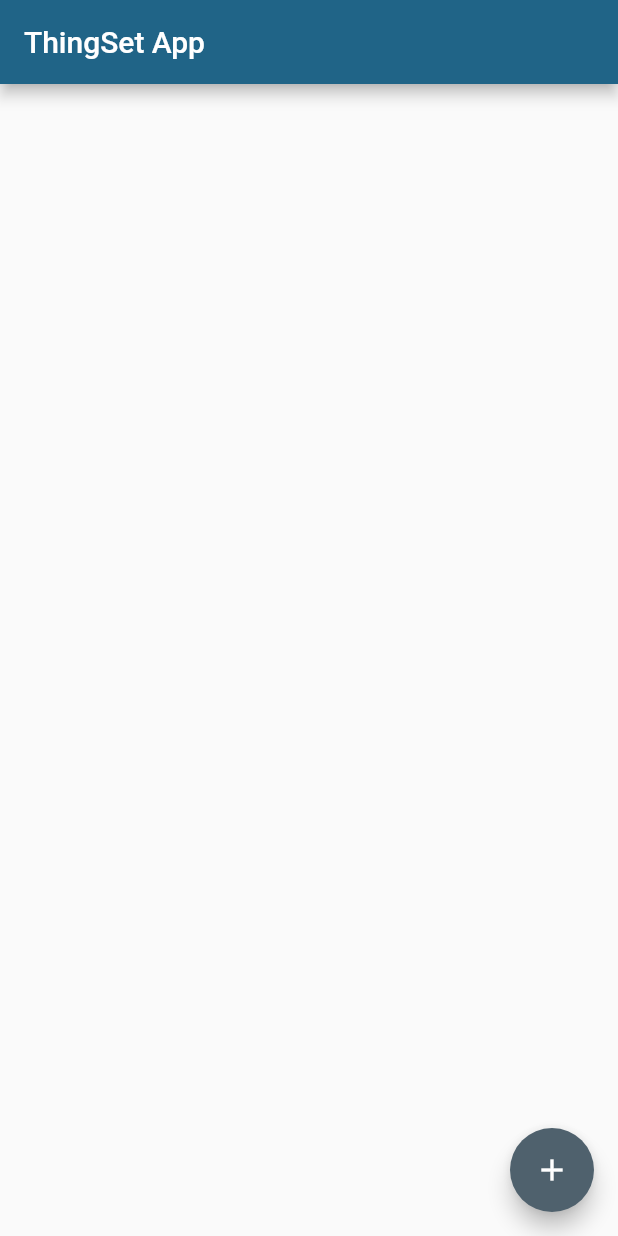
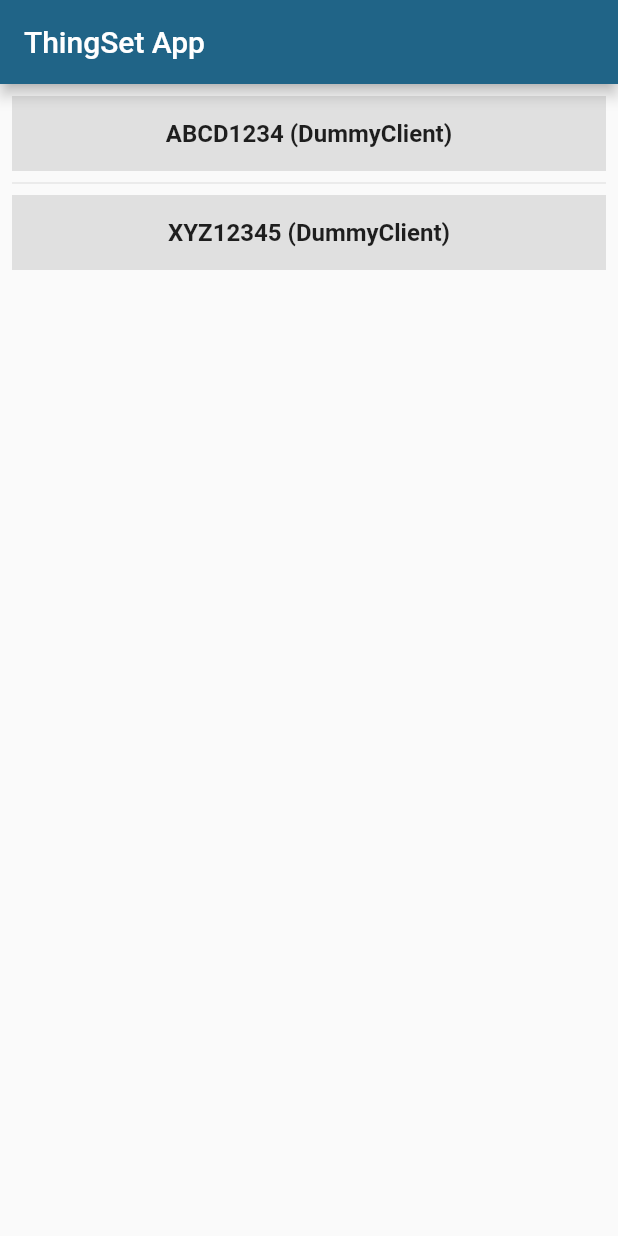
Before and after one commit to ThingSet/thingset-app, a Flutter app: the screen it shows after launch, on a phone screen of 412 x 824 dp. Run offline on Flutter 3.47's test engine with Material 2 defaults, Android fonts, the phone set to English and light mode, and no system bars; our stand-ins replace go_router; missing offline and left inert: window_size.

Commit message:
Use router to provide node ID to node screen

```diff
--- a/lib/clients/thingset.dart
+++ b/lib/clients/thingset.dart
@@ -13,6 +13,8 @@ abstract class ThingSetClient {
   Future<String> request(String msg);
   // Disconnect from the node
   Future<void> disconnect();
+  // List all connected nodes
+  List<String> listNodes();
 }
 
 class DummyClient extends ThingSetClient {
@@ -32,4 +34,9 @@ class DummyClient extends ThingSetClient {
   Future<void> disconnect() async {
     throw Exception('Dummy client. Not possible to disconnect.');
   }
+
+  @override
+  List<String> listNodes() {
+    return ["ABCD1234", "XYZ12345"];
+  }
 }
--- a/lib/main.dart
+++ b/lib/main.dart
@@ -41,8 +41,8 @@ final _router = GoRouter(
       builder: (context, state) => const HomeScreen(),
       routes: [
         GoRoute(
-          path: 'node',
-          builder: (context, state) => const NodeScreen(),
+          path: 'node/:id',
+          builder: (context, state) => NodeScreen(nodeId: state.params['id']!),
         ),
       ],
     ),
--- a/lib/models/connections.dart
+++ b/lib/models/connections.dart
@@ -15,13 +15,21 @@ class NodeConnection {
 
 class ConnectionsModel extends ChangeNotifier {
   final List<NodeConnection> _nodes = [];
+  final List<ThingSetClient> _clients = [];
 
   get nodes => _nodes;
 
   get count => _nodes.length;
 
-  void add(String item) {
-    _nodes.add(NodeConnection(item, DummyClient("DummyClient")));
+  ConnectionsModel() {
+    final dummy = DummyClient("DummyClient");
+    _clients.add(dummy);
+
+    for (final client in _clients) {
+      for (final node in client.listNodes()) {
+        _nodes.add(NodeConnection(node, client));
+      }
+    }
     notifyListeners();
   }
 }
--- a/lib/screens/home.dart
+++ b/lib/screens/home.dart
@@ -9,25 +9,13 @@ class HomeScreen extends StatelessWidget {
 
   const HomeScreen({super.key});
 
-  void addNode(BuildContext context) {
-    Provider.of<ConnectionsModel>(context, listen: false).add('test');
-  }
-
   @override
   Widget build(BuildContext context) {
-    var nodes = Provider.of<ConnectionsModel>(context).nodes;
     return Scaffold(
       appBar: AppBar(
         title: Text(title),
       ),
       body: const Center(child: NodesList()),
-      floatingActionButton: FloatingActionButton(
-        onPressed: () {
-          addNode(context);
-        },
-        tooltip: 'Increment',
-        child: const Icon(Icons.add),
-      ),
     );
   }
 }
@@ -42,9 +30,7 @@ class NodesList extends StatelessWidget {
       padding: const EdgeInsets.all(8),
       itemCount: nodes.length,
       itemBuilder: (BuildContext context, int index) {
-        return NodeItem(
-            label:
-                nodes[index].nodeId + ' (' + nodes[index].connector.type + ')');
+        return NodeItem(node: nodes[index]);
       },
       separatorBuilder: (BuildContext context, int index) => const Divider(),
     );
@@ -52,9 +38,9 @@ class NodesList extends StatelessWidget {
 }
 
 class NodeItem extends StatelessWidget {
-  final String label;
+  final NodeConnection node;
 
-  const NodeItem({super.key, required this.label});
+  const NodeItem({super.key, required this.node});
 
   @override
   Widget build(BuildContext context) {
@@ -62,14 +48,14 @@ class NodeItem extends StatelessWidget {
       cursor: SystemMouseCursors.click,
       child: GestureDetector(
         onTap: () {
-          context.go('/node');
+          context.go('/node/${node.nodeId}');
         },
         child: Container(
           height: 50,
           color: Colors.grey[300],
           child: Center(
             child: Text(
-              label,
+              node.nodeId + ' (' + node.client.type + ')',
               style: const TextStyle(
                 fontWeight: FontWeight.bold,
                 fontSize: 16,
--- a/lib/screens/node.dart
+++ b/lib/screens/node.dart
@@ -1,15 +1,15 @@
 import 'package:flutter/material.dart';
 
 class NodeScreen extends StatelessWidget {
-  final String title = "Node XYZ";
+  final String nodeId;
 
-  const NodeScreen({super.key});
+  const NodeScreen({super.key, required this.nodeId});
 
   @override
   Widget build(BuildContext context) {
     return Scaffold(
       appBar: AppBar(
-        title: Text(title),
+        title: Text(nodeId),
       ),
       body: const Center(child: Text('Node Screen')),
     );
```
